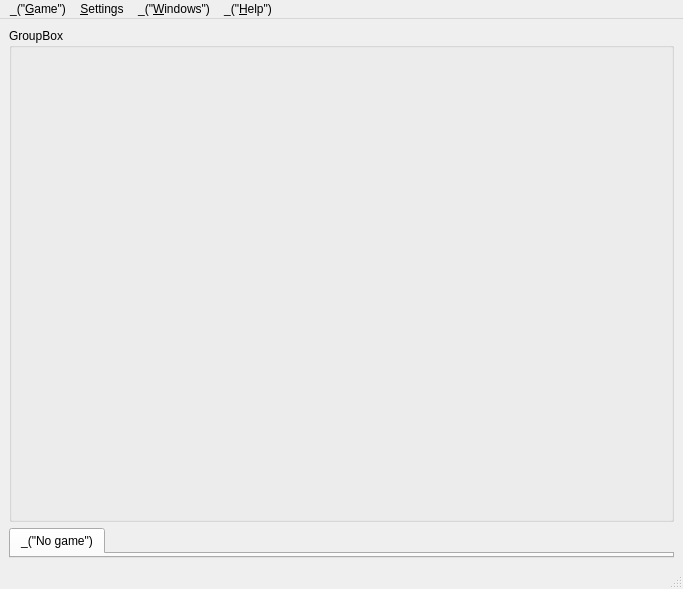
cjlano/eliot, file qt/ui/main_window.ui: the form before one commit.
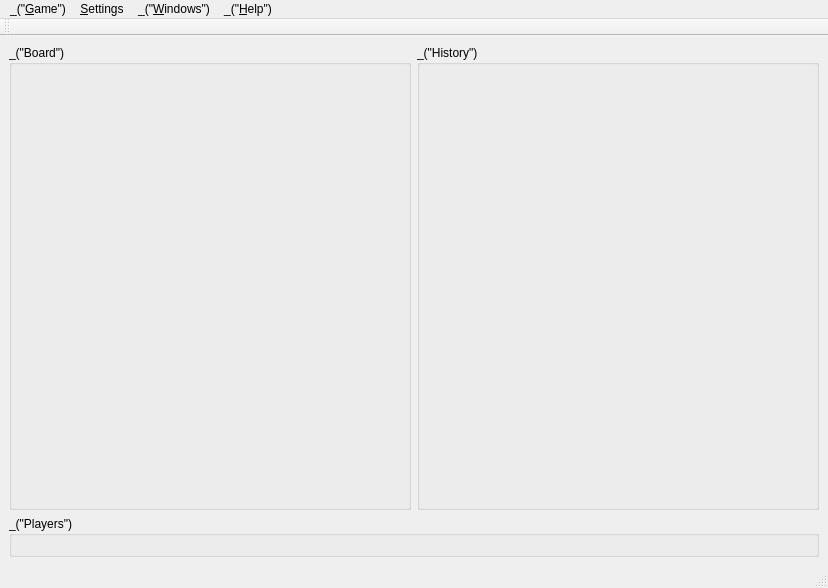
The form after the commit. Icons and pictures are not drawn.

Commit message: - New HistoryTabWidget control to display all the histories in a convenient way  - New PlayerTabWidget control to simplify the code in MainWindow  - Simplification and uniformization of signal handling when the Game object is changed or updated  - Improved the general layout a little bit (but the resizing behaviour is far from perfect)

```diff
--- a/qt/ui/main_window.ui
+++ b/qt/ui/main_window.ui
@@ -5,8 +5,8 @@
    <rect>
     <x>0</x>
     <y>0</y>
-    <width>683</width>
-    <height>589</height>
+    <width>828</width>
+    <height>588</height>
    </rect>
   </property>
   <property name="windowTitle" >
@@ -18,6 +18,8 @@
   <widget class="QWidget" name="centralwidget" >
    <layout class="QVBoxLayout" >
     <item>
+     <layout class="QHBoxLayout" >
+      <item>
      <widget class="QGroupBox" name="groupBoxTest" >
       <property name="sizePolicy" >
        <sizepolicy vsizetype="Expanding" hsizetype="Preferred" >
@@ -26,23 +28,31 @@
        </sizepolicy>
       </property>
       <property name="title" >
-       <string>GroupBox</string>
+         <string>_("Board")</string>
       </property>
      </widget>
     </item>
     <item>
-     <widget class="QTabWidget" name="tabWidgetPlayers" >
+       <widget class="QGroupBox" name="groupBoxHistory" >
       <property name="sizePolicy" >
-       <sizepolicy vsizetype="Preferred" hsizetype="Expanding" >
+         <sizepolicy vsizetype="Expanding" hsizetype="Preferred" >
         <horstretch>0</horstretch>
         <verstretch>0</verstretch>
        </sizepolicy>
       </property>
-      <widget class="QWidget" name="tab" >
-       <attribute name="title" >
-        <string>_("No game")</string>
-       </attribute>
-      </widget>
+        <property name="title" >
+         <string>_("History")</string>
+        </property>
+       </widget>
+      </item>
+     </layout>
+    </item>
+    <item>
+     <widget class="QGroupBox" name="groupBoxPlayers" >
+      <property name="title" >
+       <string>_("Players")</string>
+      </property>
+      <layout class="QHBoxLayout" />
      </widget>
     </item>
    </layout>
@@ -52,8 +62,8 @@
     <rect>
      <x>0</x>
      <y>0</y>
-     <width>683</width>
-     <height>28</height>
+     <width>828</width>
+     <height>29</height>
     </rect>
    </property>
    <widget class="QMenu" name="menuFile" >
@@ -89,6 +99,17 @@
    <addaction name="menu_Help" />
   </widget>
   <widget class="QStatusBar" name="statusbar" />
+  <widget class="QToolBar" name="toolBar" >
+   <property name="windowTitle" >
+    <string>toolBar</string>
+   </property>
+   <attribute name="toolBarArea" >
+    <enum>TopToolBarArea</enum>
+   </attribute>
+   <attribute name="toolBarBreak" >
+    <bool>false</bool>
+   </attribute>
+  </widget>
   <action name="action_ChooseDic" >
    <property name="text" >
     <string>&amp;Choose dictionary...</string>
```
Lines whose indentation alone changed are shown as unchanged. The commit also changes 13 other files.
